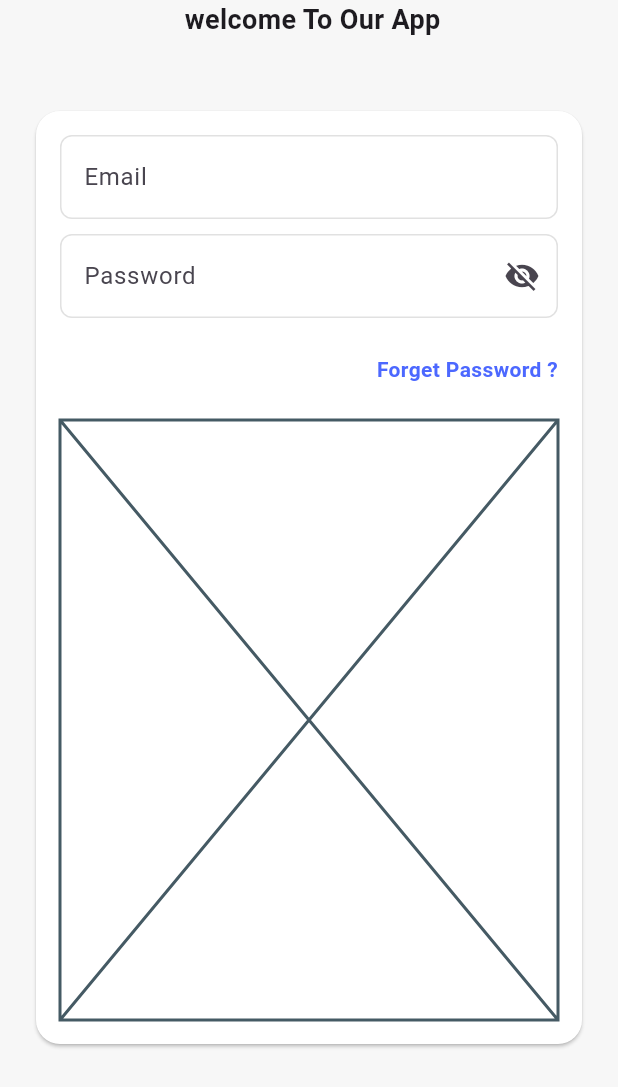
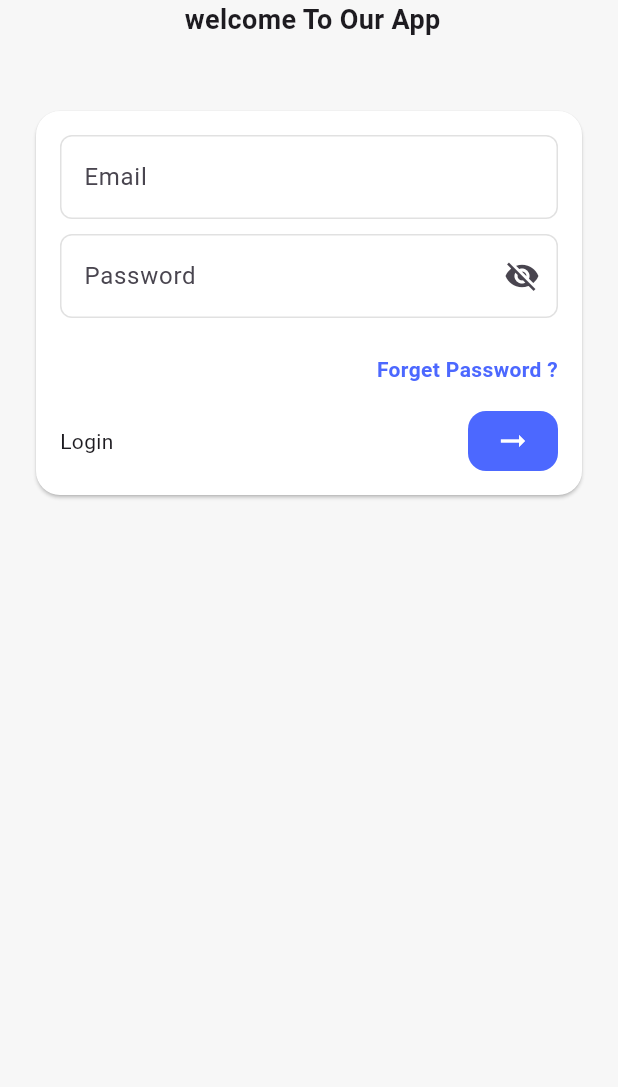
Before and after one commit to pakpuk/E-commerceapp_withAdmiWebsite_Flutter-Supabase, a Flutter app: the screen it shows after launch, on a phone screen of 412 x 824 dp. Shown: the top 1087 px of the screen. Run offline on Flutter 3.47's test engine with Material 3 defaults, Android fonts, the phone set to English and light mode, and no system bars.

Commit message:
almost finish  the  login  screen

```diff
--- a/lib/core/text_manager.dart
+++ b/lib/core/text_manager.dart
@@ -1,6 +1,8 @@
 class TextManager {
   static const String loginTitle = " welcome To Our App";
   static const String signupTitle = "";
+  static const String login = "Login";
+  static const String signup = "Sign up";
   static const String emailhint = "Email";
   static const String passwordhint = "Password";
   static const String confirmPasswordhint = "Password";
--- a/lib/views/Ui/login_screen.dart
+++ b/lib/views/Ui/login_screen.dart
@@ -1,6 +1,5 @@
 import 'package:ecom_app/core/app_colors.dart';
 import 'package:ecom_app/core/components/TextFormfield_widget.dart';
-import 'package:ecom_app/core/components/button_widget.dart';
 import 'package:ecom_app/core/text_manager.dart';
 import 'package:flutter/material.dart';
 
@@ -30,7 +29,7 @@ class LoginScreen extends StatelessWidget {
               shape: RoundedRectangleBorder(
                 borderRadius: BorderRadius.circular(16),
               ),
-              child: const Padding(
+              child: Padding(
                 padding: EdgeInsets.all(16),
                 child: Column(
                   children: [
@@ -59,9 +58,32 @@ class LoginScreen extends StatelessWidget {
                               color: AppColors.kPrimaryColor),
                         )),
                     SizedBox(
-                      height: 24,
+                      height: 18,
                     ),
-                    CustomBtnWidget(),
+                    Row(
+                      mainAxisAlignment: MainAxisAlignment.spaceBetween,
+                      children: [
+                        Text(TextManager.login),
+                        InkWell(
+                          child: Container(
+                            height: 40,
+                            width: 60,
+                            decoration: BoxDecoration(
+                              color: AppColors.kPrimaryColor,
+                              borderRadius: BorderRadius.all(
+                                Radius.circular(12),
+                              ),
+                            ),
+                            child: Center(
+                              child: Icon(
+                                Icons.arrow_right_alt,
+                                color: AppColors.kWhiteColor,
+                              ),
+                            ),
+                          ),
+                        )
+                      ],
+                    )
                   ],
                 ),
               ),
```
